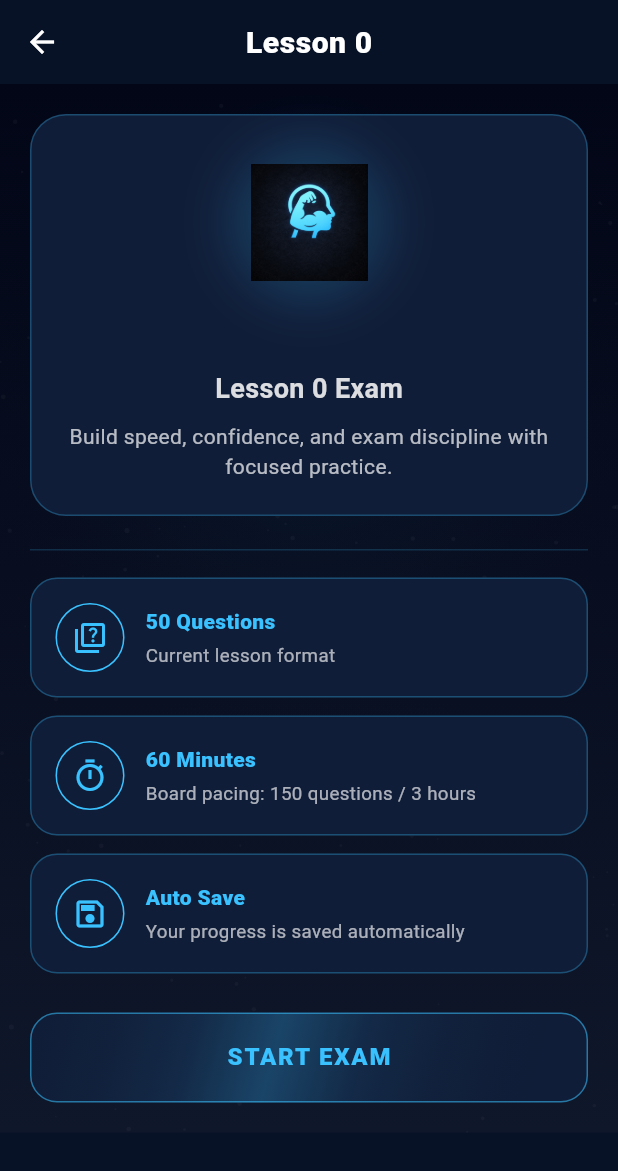
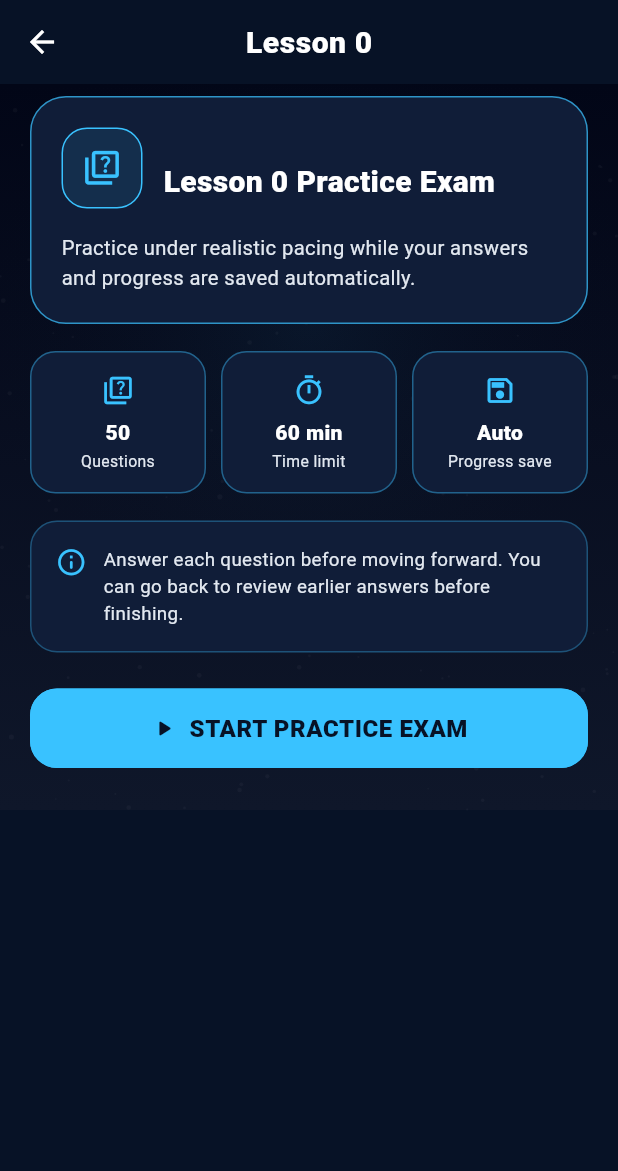
Before and after one commit to BlockProperty/MuscleMind, a Flutter app: the ExamGateScreen screen opened directly with empty values, on a phone screen of 412 x 824 dp. Shown: the top 1171 px of the screen. Run offline on Flutter 3.47's test engine with Material 3 defaults, Android fonts, the phone set to English and light mode, and no system bars; our stand-ins replace cloud_firestore, firebase_core, hive, hive_flutter, in_app_purchase, just_audio and 2 more; missing offline and left inert: in_app_purchase_android; accounts and stored records are empty.

Commit message:
Upgrade MCQ exam start and resume screen

```diff
--- a/lib/screens/exam_gate_screen.dart
+++ b/lib/screens/exam_gate_screen.dart
@@ -3,7 +3,6 @@ import 'package:hive_flutter/hive_flutter.dart';
 
 import '../theme/lux_theme.dart';
 import '../widgets/lux_background.dart';
-import '../widgets/shimmer.dart';
 import 'exam_screen.dart';
 
 class ExamGateScreen extends StatelessWidget {
@@ -18,7 +17,7 @@ class ExamGateScreen extends StatelessWidget {
 
   String get _attemptKey => 'mcq::$category::$lesson';
 
-  static const Color _blue = Color(0xFF39C2FF);
+  static const Color _blue = LuxTheme.accentGlow;
 
   @override
   Widget build(BuildContext context) {
@@ -27,121 +26,192 @@ class ExamGateScreen extends StatelessWidget {
 
     return Scaffold(
       backgroundColor: LuxTheme.black,
-      appBar: AppBar(
-        title: Text('Lesson $lesson'),
-        centerTitle: true,
-      ),
+      appBar: AppBar(title: Text('Lesson $lesson')),
       body: LuxBackground(
         child: SafeArea(
           child: SingleChildScrollView(
-            padding: const EdgeInsets.all(20),
+            padding: const EdgeInsets.fromLTRB(20, 8, 20, 28),
             child: Column(
               crossAxisAlignment: CrossAxisAlignment.stretch,
               children: [
-                _header(),
-                const SizedBox(height: 22),
-                Divider(color: _blue.withOpacity(0.18)),
+                Container(
+                  padding: const EdgeInsets.all(20),
+                  decoration: BoxDecoration(
+                    color: LuxTheme.panel,
+                    borderRadius: BorderRadius.circular(24),
+                    border: Border.all(color: _blue.withValues(alpha: 0.72)),
+                  ),
+                  child: Column(
+                    crossAxisAlignment: CrossAxisAlignment.start,
+                    children: [
+                      Row(
+                        children: [
+                          Container(
+                            width: 54,
+                            height: 54,
+                            decoration: BoxDecoration(
+                              color: _blue.withValues(alpha: 0.10),
+                              borderRadius: BorderRadius.circular(17),
+                              border: Border.all(color: _blue),
+                            ),
+                            child: const Icon(
+                              Icons.quiz_outlined,
+                              color: _blue,
+                              size: 27,
+                            ),
+                          ),
+                          const SizedBox(width: 14),
+                          Expanded(
+                            child: Column(
+                              crossAxisAlignment: CrossAxisAlignment.start,
+                              children: [
+                                Text(
+                                  category.toUpperCase(),
+                                  maxLines: 2,
+                                  overflow: TextOverflow.ellipsis,
+                                  style: const TextStyle(
+                                    color: _blue,
+                                    fontSize: 10.5,
+                                    fontWeight: FontWeight.w900,
+                                    letterSpacing: 1.1,
+                                  ),
+                                ),
+                                const SizedBox(height: 4),
+                                Text(
+                                  'Lesson $lesson Practice Exam',
+                                  style: const TextStyle(
+                                    color: Colors.white,
+                                    fontSize: 20,
+                                    fontWeight: FontWeight.w900,
+                                  ),
+                                ),
+                              ],
+                            ),
+                          ),
+                        ],
+                      ),
+                      const SizedBox(height: 16),
+                      const Text(
+                        'Practice under realistic pacing while your answers and progress are saved automatically.',
+                        style: TextStyle(
+                          color: LuxTheme.textSecondary,
+                          fontSize: 13.5,
+                          height: 1.5,
+                        ),
+                      ),
+                    ],
+                  ),
+                ),
                 const SizedBox(height: 18),
-                const _InfoCard(
-                  icon: Icons.quiz_outlined,
-                  title: "50 Questions",
-                  subtitle: "Current lesson format",
+                const Row(
+                  children: [
+                    Expanded(
+                      child: _InfoCard(
+                        icon: Icons.quiz_outlined,
+                        title: '50',
+                        subtitle: 'Questions',
+                      ),
+                    ),
+                    SizedBox(width: 10),
+                    Expanded(
+                      child: _InfoCard(
+                        icon: Icons.timer_outlined,
+                        title: '60 min',
+                        subtitle: 'Time limit',
+                      ),
+                    ),
+                    SizedBox(width: 10),
+                    Expanded(
+                      child: _InfoCard(
+                        icon: Icons.save_outlined,
+                        title: 'Auto',
+                        subtitle: 'Progress save',
+                      ),
+                    ),
+                  ],
                 ),
-                const SizedBox(height: 12),
-                const _InfoCard(
-                  icon: Icons.timer_outlined,
-                  title: "60 Minutes",
-                  subtitle: "Board pacing: 150 questions / 3 hours",
+                const SizedBox(height: 18),
+                Container(
+                  padding: const EdgeInsets.all(16),
+                  decoration: BoxDecoration(
+                    color: LuxTheme.panel,
+                    borderRadius: BorderRadius.circular(18),
+                    border: Border.all(color: _blue.withValues(alpha: 0.32)),
+                  ),
+                  child: const Row(
+                    crossAxisAlignment: CrossAxisAlignment.start,
+                    children: [
+                      Icon(Icons.info_outline_rounded, color: _blue, size: 21),
+                      SizedBox(width: 11),
+                      Expanded(
+                        child: Text(
+                          'Answer each question before moving forward. You can go back to review earlier answers before finishing.',
+                          style: TextStyle(
+                            color: LuxTheme.textSecondary,
+                            fontSize: 12.5,
+                            height: 1.45,
+                          ),
+                        ),
+                      ),
+                    ],
+                  ),
                 ),
-                const SizedBox(height: 12),
-                const _InfoCard(
-                  icon: Icons.save_outlined,
-                  title: "Auto Save",
-                  subtitle: "Your progress is saved automatically",
-                ),
-                const SizedBox(height: 26),
-                if (!hasAttempt) ...[
+                const SizedBox(height: 24),
+                if (!hasAttempt)
                   _PrimaryAction(
-                    title: "START EXAM",
+                    title: 'START PRACTICE EXAM',
+                    icon: Icons.play_arrow_rounded,
                     onTap: () => _start(context),
+                  )
+                else ...[
+                  Container(
+                    padding: const EdgeInsets.all(14),
+                    decoration: BoxDecoration(
+                      color: _blue.withValues(alpha: 0.08),
+                      borderRadius: BorderRadius.circular(16),
+                      border: Border.all(color: _blue.withValues(alpha: 0.32)),
+                    ),
+                    child: const Row(
+                      children: [
+                        Icon(Icons.history_rounded, color: _blue, size: 20),
+                        SizedBox(width: 10),
+                        Expanded(
+                          child: Text(
+                            'Saved attempt found. Continue where you left off.',
+                            style: TextStyle(
+                              color: Colors.white,
+                              fontSize: 12.5,
+                              fontWeight: FontWeight.w700,
+                            ),
+                          ),
+                        ),
+                      ],
+                    ),
                   ),
-                ] else ...[
+                  const SizedBox(height: 12),
                   _PrimaryAction(
-                    title: "RESUME EXAM",
+                    title: 'RESUME PRACTICE EXAM',
+                    icon: Icons.play_arrow_rounded,
                     onTap: () => _resume(context),
                   ),
                   const SizedBox(height: 12),
-                  _SecondaryAction(
-                    title: "RESTART EXAM",
-                    onTap: () => _restart(context, box),
+                  OutlinedButton.icon(
+                    onPressed: () => _restart(context, box),
+                    icon: const Icon(Icons.restart_alt_rounded),
+                    label: const Text('RESTART EXAM'),
+                    style: OutlinedButton.styleFrom(
+                      foregroundColor: const Color(0xFFFF6B6B),
+                      side: BorderSide(
+                        color: const Color(0xFFFF6B6B).withValues(alpha: 0.65),
+                      ),
+                      backgroundColor: LuxTheme.panel,
+                    ),
                   ),
                 ],
               ],
             ),
           ),
         ),
-      ),
-    );
-  }
-
-  Widget _header() {
-    return Container(
-      padding: const EdgeInsets.all(22),
-      decoration: BoxDecoration(
-        color: LuxTheme.panel,
-        borderRadius: BorderRadius.circular(24),
-        border: Border.all(color: _blue.withOpacity(0.28)),
-      ),
-      child: Column(
-        children: [
-          Container(
-            padding: const EdgeInsets.all(10),
-            decoration: BoxDecoration(
-              shape: BoxShape.circle,
-              boxShadow: [
-                BoxShadow(
-                  color: _blue.withOpacity(0.18),
-                  blurRadius: 28,
-                  spreadRadius: 4,
-                ),
-              ],
-            ),
-            child: Image.asset(
-              'assets/logo/musclemind_icon.png',
-              width: 78,
-              height: 78,
-            ),
-          ),
-          const SizedBox(height: 16),
-          Text(
-            category.toUpperCase(),
-            textAlign: TextAlign.center,
-            style: const TextStyle(
-              color: _blue,
-              fontSize: 20,
-              fontWeight: FontWeight.w900,
-              letterSpacing: 1.2,
-            ),
-          ),
-          const SizedBox(height: 6),
-          Text(
-            "Lesson $lesson Exam",
-            style: TextStyle(
-              color: Colors.white.withOpacity(0.85),
-              fontSize: 18,
-              fontWeight: FontWeight.w700,
-            ),
-          ),
-          const SizedBox(height: 10),
-          Text(
-            "Build speed, confidence, and exam discipline with focused practice.",
-            textAlign: TextAlign.center,
-            style: TextStyle(
-              color: Colors.white.withOpacity(0.70),
-              height: 1.4,
-            ),
-          ),
-        ],
       ),
     );
   }
@@ -187,7 +257,7 @@ class ExamGateScreen extends StatelessWidget {
             onPressed: () => Navigator.pop(context, true),
             child: const Text(
               'Restart',
-              style: TextStyle(color: Colors.red),
+              style: TextStyle(color: Color(0xFFFF6B6B)),
             ),
           ),
         ],
@@ -213,49 +283,38 @@ class _InfoCard extends StatelessWidget {
     required this.subtitle,
   });
 
-  static const Color _blue = Color(0xFF39C2FF);
-
   @override
   Widget build(BuildContext context) {
     return Container(
-      padding: const EdgeInsets.all(16),
+      padding: const EdgeInsets.symmetric(horizontal: 8, vertical: 14),
       decoration: BoxDecoration(
         color: LuxTheme.panel,
-        borderRadius: BorderRadius.circular(18),
-        border: Border.all(color: _blue.withOpacity(0.30)),
+        borderRadius: BorderRadius.circular(17),
+        border: Border.all(
+          color: LuxTheme.accentGlow.withValues(alpha: 0.42),
+        ),
       ),
-      child: Row(
+      child: Column(
         children: [
-          Container(
-            width: 46,
-            height: 46,
-            decoration: BoxDecoration(
-              shape: BoxShape.circle,
-              border: Border.all(color: _blue),
+          Icon(icon, color: LuxTheme.accentGlow, size: 22),
+          const SizedBox(height: 8),
+          Text(
+            title,
+            textAlign: TextAlign.center,
+            style: const TextStyle(
+              color: Colors.white,
+              fontSize: 14,
+              fontWeight: FontWeight.w900,
             ),
-            child: Icon(icon, color: _blue),
           ),
-          const SizedBox(width: 14),
-          Expanded(
-            child: Column(
-              crossAxisAlignment: CrossAxisAlignment.start,
-              children: [
-                Text(
-                  title,
-                  style: const TextStyle(
-                    color: _blue,
-                    fontWeight: FontWeight.w900,
-                  ),
-                ),
-                const SizedBox(height: 4),
-                Text(
-                  subtitle,
-                  style: TextStyle(
-                    color: Colors.white.withOpacity(0.65),
-                    fontSize: 12.5,
-                  ),
-                ),
-              ],
+          const SizedBox(height: 3),
+          Text(
+            subtitle,
+            textAlign: TextAlign.center,
+            style: const TextStyle(
+              color: LuxTheme.textSecondary,
+              fontSize: 10.5,
+              height: 1.25,
             ),
           ),
         ],
@@ -266,79 +325,27 @@ class _InfoCard extends StatelessWidget {
 
 class _PrimaryAction extends StatelessWidget {
   final String title;
+  final IconData icon;
   final VoidCallback onTap;
 
   const _PrimaryAction({
     required this.title,
+    required this.icon,
     required this.onTap,
   });
 
-  static const Color _blue = Color(0xFF39C2FF);
-
   @override
   Widget build(BuildContext context) {
-    return Material(
-      color: Colors.transparent,
-      child: InkWell(
-        borderRadius: BorderRadius.circular(18),
-        onTap: onTap,
-        child: Shimmer(
-          child: Container(
-            padding: const EdgeInsets.symmetric(vertical: 18),
-            decoration: BoxDecoration(
-              color: LuxTheme.panel,
-              borderRadius: BorderRadius.circular(18),
-              border: Border.all(color: _blue.withOpacity(0.55)),
-            ),
-            child: Center(
-              child: Text(
-                title,
-                style: const TextStyle(
-                  color: _blue,
-                  fontSize: 16,
-                  fontWeight: FontWeight.w900,
-                  letterSpacing: 1.2,
-                ),
-              ),
-            ),
-          ),
-        ),
+    return ElevatedButton.icon(
+      onPressed: onTap,
+      icon: Icon(icon),
+      label: Text(title),
+      style: ElevatedButton.styleFrom(
+        backgroundColor: LuxTheme.accentGlow,
+        foregroundColor: LuxTheme.black,
+        side: const BorderSide(color: LuxTheme.accentGlow),
+        padding: const EdgeInsets.symmetric(vertical: 17),
       ),
     );
   }
 }
-
-class _SecondaryAction extends StatelessWidget {
-  final String title;
-  final VoidCallback onTap;
-
-  const _SecondaryAction({
-    required this.title,
-    required this.onTap,
-  });
-
-  static const Color _blue = Color(0xFF39C2FF);
-
-  @override
-  Widget build(BuildContext context) {
-    return OutlinedButton(
-      onPressed: onTap,
-      style: OutlinedButton.styleFrom(
-        padding: const EdgeInsets.symmetric(vertical: 16),
-        side: BorderSide(color: Colors.red.withOpacity(0.6)),
-        shape: RoundedRectangleBorder(
-          borderRadius: BorderRadius.circular(18),
-        ),
-        backgroundColor: LuxTheme.panel,
-      ),
-      child: const Text(
-        "RESTART EXAM",
-        style: TextStyle(
-          color: Colors.red,
-          fontWeight: FontWeight.w900,
-          letterSpacing: 1,
-        ),
-      ),
-    );
-  }
-}
```
